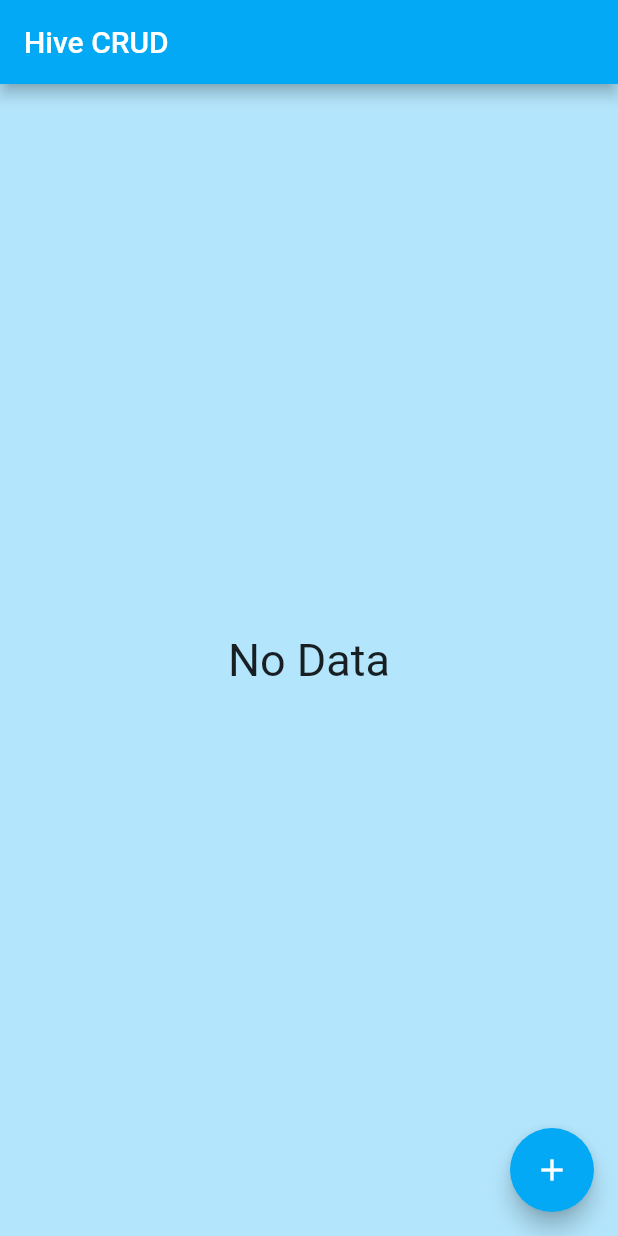
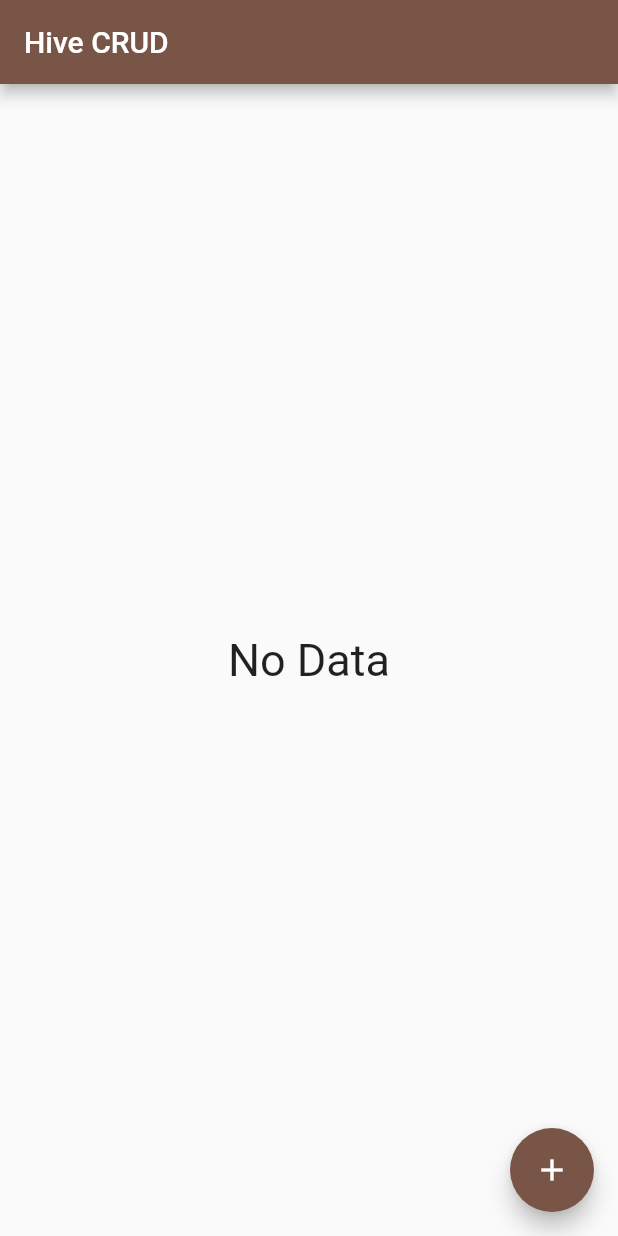
Before and after one commit to md-siam/hive_crud, a Flutter app: the screen it shows after launch, on a phone screen of 412 x 824 dp. Run offline on Flutter 3.47's test engine with Material 2 defaults, Android fonts, the phone set to English and light mode, and no system bars; our stand-ins replace hive, hive_flutter; accounts and stored records are empty.

```diff
--- a/lib/main.dart
+++ b/lib/main.dart
@@ -20,7 +20,7 @@ class MyApp extends StatelessWidget {
     return MaterialApp(
       title: 'Hive CRUD Operation',
       debugShowCheckedModeBanner: false,
-      theme: ThemeData(primarySwatch: Colors.lightBlue),
+      theme: ThemeData(primarySwatch: Colors.brown),
       home: const HomePage(),
     );
   }
--- a/lib/views/home_page.dart
+++ b/lib/views/home_page.dart
@@ -147,7 +147,6 @@ class _HomePageState extends State<HomePage> {
   @override
   Widget build(BuildContext context) {
     return Scaffold(
-      backgroundColor: Colors.lightBlue[100],
       appBar: AppBar(
         title: const Text(
           'Hive CRUD',
--- a/pubspec.yaml
+++ b/pubspec.yaml
@@ -37,8 +37,6 @@ dependencies:
   hive: ^2.2.3
   # Extension for hive
   hive_flutter: ^1.1.0
-  # For OS-specific directory paths
-  path_provider: ^2.0.11
 
 dev_dependencies:
   flutter_test:
```
Also changed, not shown: pubspec.lock, 2 other files.
